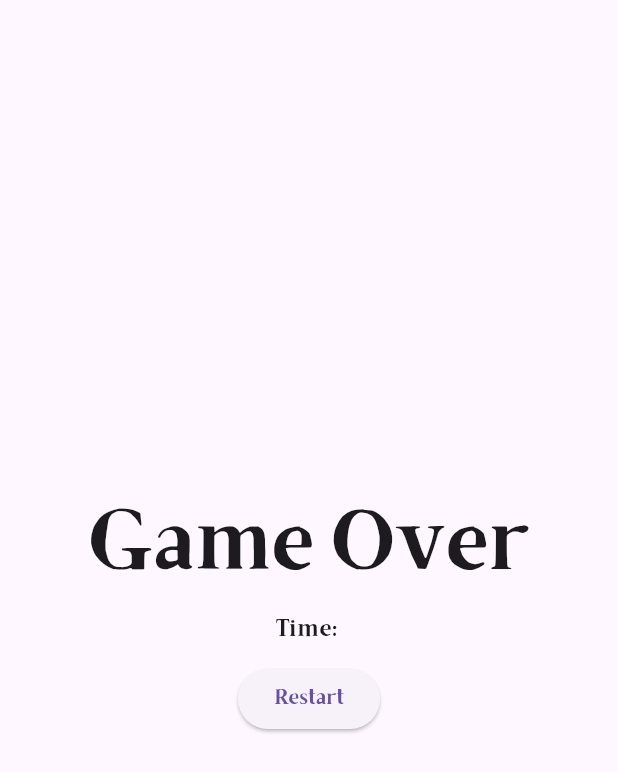
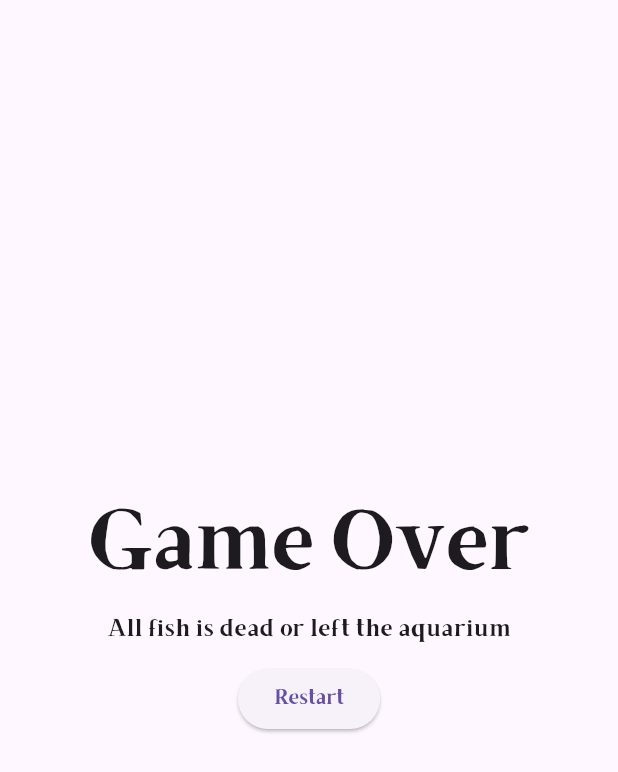
Before and after one commit to vtungn/acarium, a Flutter app: the GameOver widget shown alone on an empty page, opened directly with empty values, on a phone screen of 412 x 824 dp. Shown: the top 772 px of the screen. Run offline on Flutter 3.47's test engine with Material 3 defaults, Android fonts, the phone set to English and light mode, and no system bars; our stand-ins replace video_player; missing offline and left inert: flame; statements that could not run were skipped.

Commit message:
update game over tweak

```diff
--- a/lib/character/bubble_btn_component.dart
+++ b/lib/character/bubble_btn_component.dart
@@ -49,6 +49,8 @@ class BubbleBtnComponent extends SpriteComponent
       timerText.text = '🏆';
     } else if (game.qState == QuestState.questSkip) {
       timerText.text = '⏭️';
+    } else if (game.qState == QuestState.gameover) {
+      timerText.text = '💀';
     }
     super.update(dt);
   }
--- a/lib/character/fish_component.dart
+++ b/lib/character/fish_component.dart
@@ -46,7 +46,7 @@ class FishComponent extends SpriteComponent
     scaleFactor = fish.spriteScale * (rnd.nextDouble() * 0.2 + 1);
     sprite = Sprite(game.images.fromCache(fish.sprite));
     scale = Vector2.all(scaleFactor);
-    hungerStat = 100;
+    hungerStat = fish.hunger;
     oneFoodIncrease = fish.oneFoodIncrease;
     reProduceTimeRate = fish.reproduceRate;
     hungerDeltaTime = fish.hungerTime;
--- a/lib/domain/entity/fish_model.dart
+++ b/lib/domain/entity/fish_model.dart
@@ -5,6 +5,7 @@ sealed class Fish extends OceanObjModel {
   final double reproduceRate;
   final double spriteScale;
   final double oneFoodIncrease;
+  final double hunger;
   final List<FoodType> food;
 
   Fish(
@@ -12,6 +13,7 @@ sealed class Fish extends OceanObjModel {
       this.reproduceRate = 5,
       this.spriteScale = 1,
       this.oneFoodIncrease = 80,
+      this.hunger = 100,
       super.foodType = FoodType.notfood,
       this.food = const [],
       required super.sprite});
@@ -52,7 +54,7 @@ class Maotien extends Fish {
 }
 
 class Maptrang extends Fish {
-  Maptrang()
+  Maptrang({super.hunger = 100})
       : super(
           sprite: 'maptrang.png',
           foodType: FoodType.bigfish,
--- a/lib/domain/entity/quest_model.dart
+++ b/lib/domain/entity/quest_model.dart
@@ -67,10 +67,10 @@ class SmallQuest2 extends QuestModel {
           description:
               "Whispers tell of a mysterious fish that only appears under specific conditions. Venture to the moonlit shores of the Whispering Lagoon, where the water shimmers with an ethereal glow. Solve the ancient puzzle hidden within the coral formations to lure the enigmatic fish into your nets. Capture this rare species to add an air of mystery and allure to your aquarium, drawing the awe of all who see it",
           questTimeSec: 10,
-          image: 'assets/quest/qmark.png',
+          image: 'assets/images/quest/qmark.png',
           requiredObject: {Moi(): 2},
           reward: {
-            Maptrang(): 1,
+            Maptrang(hunger: 25): 1,
           },
         );
 }
--- a/lib/level/tank.dart
+++ b/lib/level/tank.dart
@@ -6,6 +6,7 @@ import 'package:carium/character/crab_component.dart';
 import 'package:carium/character/fish_component.dart';
 import 'package:carium/character/ocean_obj_component.dart';
 import 'package:carium/config/constants.dart';
+import 'package:carium/quest/quest_mixin.dart';
 import 'package:flame/components.dart';
 
 import '../domain/index.dart';
@@ -80,6 +81,7 @@ class Tank extends World with HasGameRef<Acarium> {
     final checkEndGame = game.descendants().whereType<FishComponent>();
     if (checkEndGame.isEmpty) {
       game.overlays.add('game_over');
+      game.qState = QuestState.gameover;
     }
     super.update(dt);
   }
--- a/lib/quest/game_over.dart
+++ b/lib/quest/game_over.dart
@@ -22,7 +22,7 @@ class GameOver extends StatelessWidget {
             ),
             const SizedBox(height: 10),
             Text(
-              'Time: ',
+              'All fish is dead or left the aquarium',
               style: textTheme.bodyLarge,
             ),
             const SizedBox(height: 10),
--- a/lib/quest/quest_dialog.dart
+++ b/lib/quest/quest_dialog.dart
@@ -73,11 +73,11 @@ class QuestTemplate extends StatelessWidget {
                 children: [
                   ElevatedButton(
                     onPressed: game.doneAndWaitNextQuest,
-                    child: const Text('Skip'),
+                    child: const Text('Nah skip this'),
                   ),
                   ElevatedButton(
                     onPressed: game.startQuest,
-                    child: const Text('Start'),
+                    child: const Text("Let's do it"),
                   ),
                 ],
               ),
--- a/lib/quest/quest_mixin.dart
+++ b/lib/quest/quest_mixin.dart
@@ -177,6 +177,7 @@ List<QuestModel> questsSmallAqua = [
   QuestTutorial(),
   SmallQuest1(),
   SmallQuest2(),
+  SmallQuest3(),
 ];
 List questsMedAqua = [];
 
@@ -187,4 +188,5 @@ enum QuestState {
   questSuccess,
   questFailed,
   questSkip,
+  gameover,
 }
--- a/lib/quest/youwin_dialog.dart
+++ b/lib/quest/youwin_dialog.dart
@@ -38,7 +38,8 @@ class YouwinDialog extends StatelessWidget {
                         height: 150,
                       ),
                     ),
-                    Image.asset(questShow.image!),
+                    Image.asset(
+                        'assets/images/${questShow.reward.keys.first.sprite}'),
                   ],
                 ),
               const SizedBox(height: 12),
```
